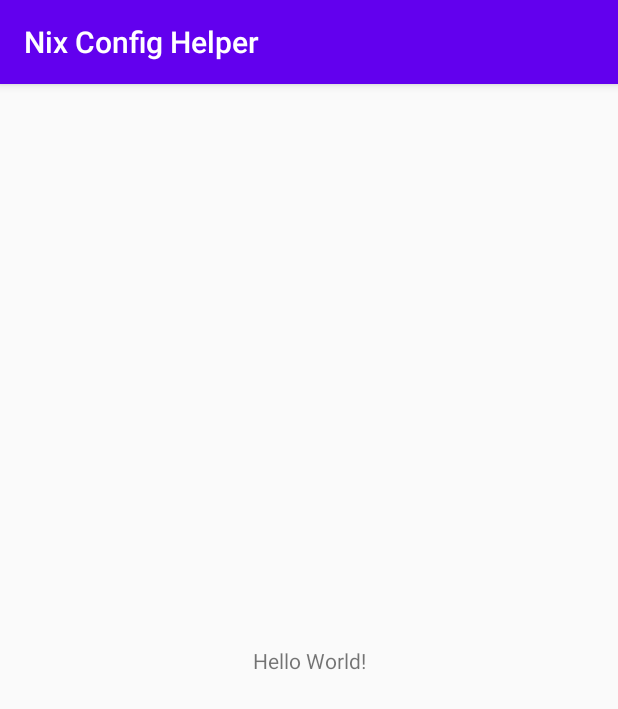
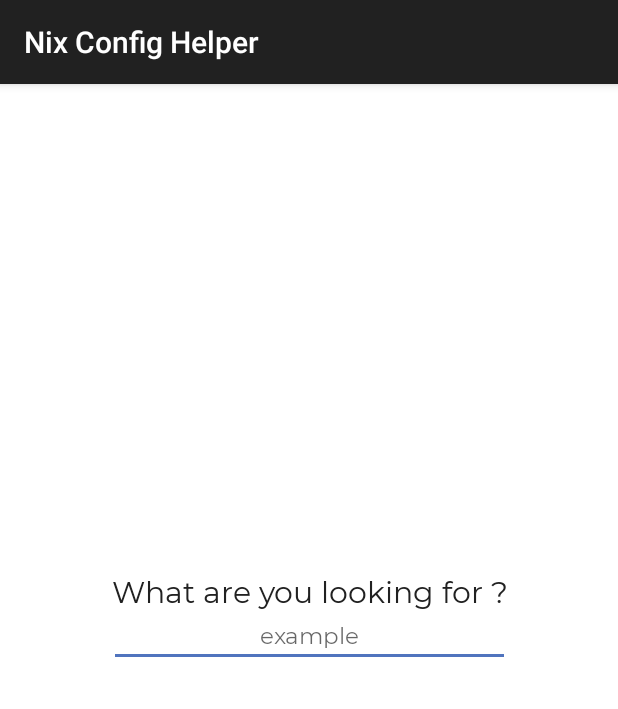
Before and after one commit to ChloeLodolo/NixConfigHelper, an Android app: the screen it shows after launch (MainActivity), on a phone screen of 412 x 824 dp. Shown: the top 709 px of the screen. Run offline under Robolectric (Android 15) with nearby library versions, the phone set to English and light mode, and no system bars.

Commit message:
Text input and color theme

```diff
--- a/app/src/main/res/layout/activity_main.xml
+++ b/app/src/main/res/layout/activity_main.xml
@@ -4,15 +4,38 @@
     xmlns:tools="http://schemas.android.com/tools"
     android:layout_width="match_parent"
     android:layout_height="match_parent"
+    android:background="@color/colorBg"
     tools:context=".MainActivity">
 
+    <EditText
+        android:id="@+id/editText"
+        android:layout_width="267dp"
+        android:layout_height="37dp"
+        android:ems="10"
+        android:fontFamily="@font/montserrat_regular"
+        android:hint="example"
+        android:inputType="textPersonName"
+        android:textColor="@color/colorTextLight"
+        android:textSize="15dp"
+        android:gravity="center"
+        app:layout_constraintBottom_toBottomOf="parent"
+        app:layout_constraintEnd_toEndOf="parent"
+        app:layout_constraintStart_toStartOf="parent"
+        app:layout_constraintTop_toTopOf="parent"
+        app:layout_constraintVertical_bias="0.481" />
+
     <TextView
+        android:id="@+id/textView"
         android:layout_width="wrap_content"
         android:layout_height="wrap_content"
-        android:text="Hello World!"
-        app:layout_constraintBottom_toBottomOf="parent"
-        app:layout_constraintLeft_toLeftOf="parent"
-        app:layout_constraintRight_toRightOf="parent"
-        app:layout_constraintTop_toTopOf="parent" />
-
+        android:fontFamily="@font/montserrat_regular"
+        android:text="What are you looking for ?"
+        android:textColor="@color/colorText"
+        android:textSize="20dp"
+        android:gravity="center"
+        app:layout_constraintBottom_toTopOf="@+id/editText"
+        app:layout_constraintEnd_toEndOf="parent"
+        app:layout_constraintStart_toStartOf="parent"
+        app:layout_constraintTop_toTopOf="parent"
+        app:layout_constraintVertical_bias="1.0" />
 </androidx.constraintlayout.widget.ConstraintLayout>
--- a/app/src/main/res/values/colors.xml
+++ b/app/src/main/res/values/colors.xml
@@ -1,6 +1,10 @@
 <?xml version="1.0" encoding="utf-8"?>
 <resources>
-    <color name="colorPrimary">#6200EE</color>
-    <color name="colorPrimaryDark">#3700B3</color>
-    <color name="colorAccent">#03DAC5</color>
+    <color name="colorBlack">#000000</color>
+    <color name="colorBg">#FFFFFF</color>
+    <color name="colorText">#212121</color>
+    <color name="colorTextLight">#2D2D2D</color>
+    <color name="colorPrimary">#212121</color>
+    <color name="colorPrimaryDark">#4F72BB</color>
+    <color name="colorAccent">#5074BE</color>
 </resources>
--- a/app/src/main/res/values/styles.xml
+++ b/app/src/main/res/values/styles.xml
@@ -4,7 +4,7 @@
     <style name="AppTheme" parent="Theme.AppCompat.Light.DarkActionBar">
         <!-- Customize your theme here. -->
         <item name="colorPrimary">@color/colorPrimary</item>
-        <item name="colorPrimaryDark">@color/colorPrimaryDark</item>
+        <item name="colorPrimaryDark">@color/colorBlack</item>
         <item name="colorAccent">@color/colorAccent</item>
     </style>
 
```
Also changed, not shown: app/src/main/res/font/montserrat_regular.ttf (added).
